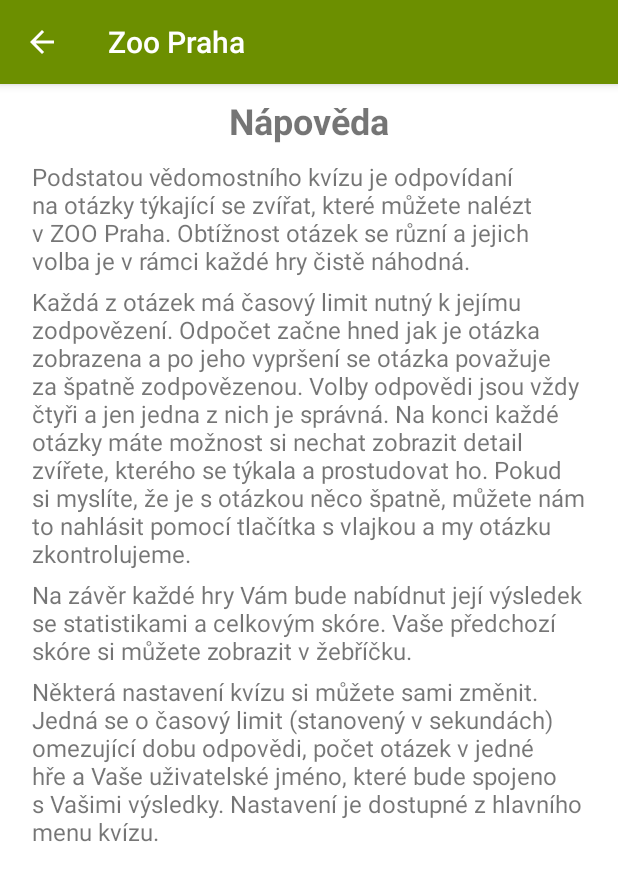
After one commit to zdrubvit/ZooPraha, an Android app: the QuizHelpActivity screen opened directly, with no data from a screen before it, on a phone screen of 412 x 824 dp. The commit adds this screen. Shown: the top 881 px of the screen. Run offline under Robolectric (Android 15) with nearby library versions, the phone set to English and light mode, and no system bars.

Commit message:
Quiz help activity created

```diff
--- a/app/build.gradle
+++ b/app/build.gradle
@@ -23,7 +23,7 @@ android {
         minSdkVersion 16
         targetSdkVersion 25
         versionCode 1
-        versionName "1.0"
+        versionName "0.1"
         testInstrumentationRunner "android.support.test.runner.AndroidJUnitRunner"
     }
     buildTypes {
--- a/app/src/main/AndroidManifest.xml
+++ b/app/src/main/AndroidManifest.xml
@@ -44,6 +44,8 @@
                   android:parentActivityName=".section.quiz.QuizMenuActivity"/>
         <activity android:name=".section.quiz.QuizSettingsActivity"
                   android:parentActivityName=".section.quiz.QuizMenuActivity"/>
+        <activity android:name=".section.quiz.QuizHelpActivity"
+                  android:parentActivityName=".section.quiz.QuizMenuActivity"/>
         <activity android:name=".AboutActivity"
                   android:parentActivityName=".MainActivity"/>
         <meta-data
--- /dev/null
+++ b/app/src/main/java/cz/zdrubecky/zoopraha/section/quiz/QuizHelpActivity.java
@@ -0,0 +1,16 @@
+package cz.zdrubecky.zoopraha.section.quiz;
+
+import android.os.Bundle;
+import android.support.annotation.Nullable;
+import android.support.v7.app.AppCompatActivity;
+
+import cz.zdrubecky.zoopraha.R;
+
+
+public class QuizHelpActivity extends AppCompatActivity {
+    @Override
+    protected void onCreate(@Nullable Bundle savedInstanceState) {
+        super.onCreate(savedInstanceState);
+        setContentView(R.layout.activity_quiz_help);
+    }
+}
--- a/app/src/main/java/cz/zdrubecky/zoopraha/section/quiz/QuizMenuActivity.java
+++ b/app/src/main/java/cz/zdrubecky/zoopraha/section/quiz/QuizMenuActivity.java
@@ -53,6 +53,14 @@ public class QuizMenuActivity extends AppCompatActivity {
         });
 
         mQuizButtonHelp = (Button) findViewById(R.id.quiz_menu_help_button);
+        mQuizButtonHelp.setOnClickListener(new View.OnClickListener() {
+            @Override
+            public void onClick(View v) {
+                Intent i = new Intent(QuizMenuActivity.this, QuizHelpActivity.class);
+
+                startActivity(i);
+            }
+        });
     }
 
     // Move up to the activity's parent when the back button is pressed
--- /dev/null
+++ b/app/src/main/res/layout/activity_quiz_help.xml
@@ -0,0 +1,49 @@
+<?xml version="1.0" encoding="utf-8"?>
+<ScrollView xmlns:android="http://schemas.android.com/apk/res/android"
+            style="@style/ScrollView">
+
+    <LinearLayout android:orientation="vertical"
+                  android:layout_width="match_parent"
+                  android:layout_height="wrap_content"
+                android:paddingLeft="5dp"
+                android:paddingRight="5dp">
+
+        <TextView
+            android:layout_width="wrap_content"
+            android:layout_height="wrap_content"
+            android:layout_gravity="center"
+            android:textSize="24sp"
+            android:textStyle="bold"
+            android:layout_marginBottom="10dp"
+            android:text="@string/quiz_help_header_text"/>
+
+        <TextView
+            android:layout_width="match_parent"
+            android:layout_height="wrap_content"
+            android:textSize="16sp"
+            android:layout_marginBottom="5dp"
+            android:text="@string/quiz_help_basics_text"/>
+
+        <TextView
+            android:layout_width="match_parent"
+            android:layout_height="wrap_content"
+            android:textSize="16sp"
+            android:layout_marginBottom="5dp"
+            android:text="@string/quiz_help_game_text"/>
+
+        <TextView
+            android:layout_width="match_parent"
+            android:layout_height="wrap_content"
+            android:textSize="16sp"
+            android:layout_marginBottom="5dp"
+            android:text="@string/quiz_help_leaderboard_text"/>
+
+        <TextView
+            android:layout_width="match_parent"
+            android:layout_height="wrap_content"
+            android:textSize="16sp"
+            android:layout_marginBottom="5dp"
+            android:text="@string/quiz_help_settings_text"/>
+
+    </LinearLayout>
+</ScrollView>
--- a/app/src/main/res/values/strings.xml
+++ b/app/src/main/res/values/strings.xml
@@ -84,6 +84,11 @@
     <string name="activity_about_header_text">O aplikaci ZOO Praha</string>
     <string name="activity_about_version_text">Verze: 1.0</string>
     <string name="activity_about_date_text">Datum vydání: 26. 6. 2017</string>
+    <string name="quiz_help_header_text">Nápověda</string>
+    <string name="quiz_help_basics_text">Podstatou vědomostního kvízu je odpovídaní na\u00A0otázky týkající se zvířat, které můžete nalézt v\u00A0ZOO Praha. Obtížnost otázek se různí a jejich volba je v\u00A0rámci každé hry čistě náhodná.</string>
+    <string name="quiz_help_game_text">Každá z\u00A0otázek má časový limit nutný k\u00A0jejímu zodpovězení. Odpočet začne hned jak je otázka zobrazena a po\u00A0jeho vypršení se otázka považuje za\u00A0špatně zodpovězenou. Volby odpovědi jsou vždy čtyři a jen jedna z\u00A0nich je správná. Na konci každé otázky máte možnost si nechat zobrazit detail zvířete, kterého se týkala a prostudovat ho. Pokud si myslíte, že je s\u00A0otázkou něco špatně, můžete nám to nahlásit pomocí tlačítka s\u00A0vlajkou a my otázku zkontrolujeme.</string>
+    <string name="quiz_help_leaderboard_text">Na závěr každé hry Vám bude nabídnut její výsledek se statistikami a celkovým skóre. Vaše předchozí skóre si můžete zobrazit v\u00A0žebříčku.</string>
+    <string name="quiz_help_settings_text">Některá nastavení kvízu si můžete sami změnit. Jedná se o\u00A0časový limit (stanovený v\u00A0sekundách) omezující dobu odpovědi, počet otázek v\u00A0jedné hře a Vaše uživatelské jméno, které bude spojeno s\u00A0Vašimi výsledky. Nastavení je dostupné z\u00A0hlavního menu kvízu.</string>
 
     <string-array name="quiz_settings_questions_options_array">
         <item>5</item>
```
